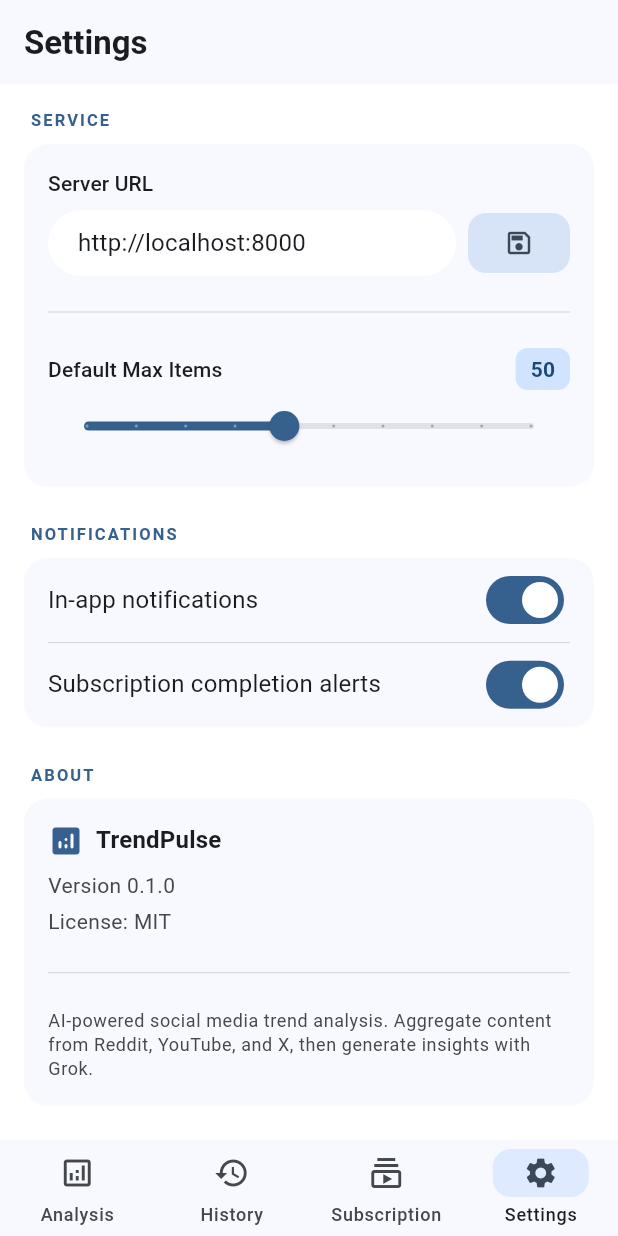
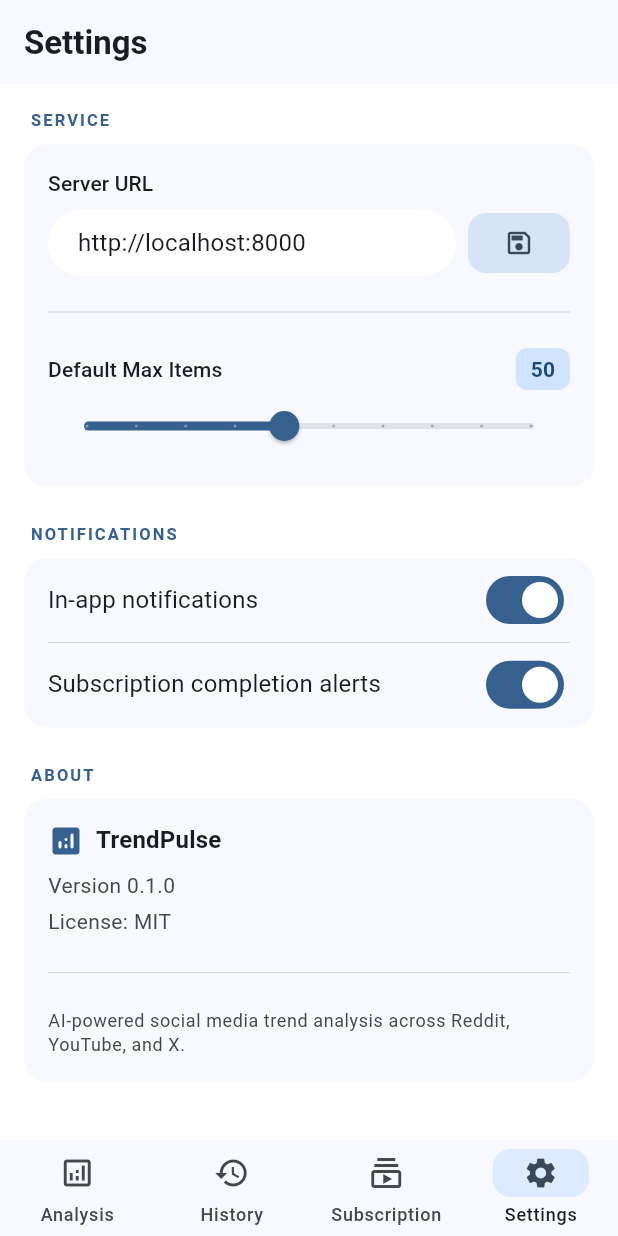
Before and after one commit to nil-byte/TrendPulseNew, a Flutter app: the screen it shows after launch, item 4 of the bottom bar chosen, scrolled down 324 dp, on a phone screen of 412 x 824 dp. Run offline on Flutter 3.47's test engine with Material 3 defaults, Android fonts, the phone set to English and light mode, and no system bars; our stand-ins replace dio, flutter_riverpod, go_router, shared_preferences, shimmer, timeago.

Commit message:
fix(app): localize settings about copy
Replace the remaining hardcoded about description in settings
with localized copy to keep language switching consistent.

```diff
--- a/app/lib/features/settings/presentation/pages/settings_page.dart
+++ b/app/lib/features/settings/presentation/pages/settings_page.dart
@@ -311,9 +311,7 @@ class _SettingsPageState extends ConsumerState<SettingsPage> {
                     ),
                     const Divider(height: AppSpacing.lg * 2),
                     Text(
-                      'AI-powered social media trend analysis. '
-                      'Aggregate content from Reddit, YouTube, and X, '
-                      'then generate insights with Grok.',
+                      l10n.settingsAboutDescription,
                       style: theme.textTheme.bodySmall?.copyWith(
                         color: colorScheme.onSurfaceVariant,
                       ),
--- a/app/lib/l10n/app_en.arb
+++ b/app/lib/l10n/app_en.arb
@@ -67,6 +67,7 @@
   "settingsAbout": "About",
   "settingsVersion": "Version",
   "settingsLicense": "License",
+  "settingsAboutDescription": "AI-powered social media trend analysis across Reddit, YouTube, and X.",
   "sources": "sources",
   "emptyAnalysis": "Enter a topic to start analysis",
   "errorGeneric": "Something went wrong",
--- a/app/lib/l10n/app_localizations.dart
+++ b/app/lib/l10n/app_localizations.dart
@@ -500,6 +500,12 @@ abstract class AppLocalizations {
   /// **'License'**
   String get settingsLicense;
 
+  /// No description provided for @settingsAboutDescription.
+  ///
+  /// In en, this message translates to:
+  /// **'AI-powered social media trend analysis across Reddit, YouTube, and X.'**
+  String get settingsAboutDescription;
+
   /// No description provided for @sources.
   ///
   /// In en, this message translates to:
--- a/app/lib/l10n/app_localizations_en.dart
+++ b/app/lib/l10n/app_localizations_en.dart
@@ -211,6 +211,10 @@ class AppLocalizationsEn extends AppLocalizations {
   String get settingsLicense => 'License';
 
   @override
+  String get settingsAboutDescription =>
+      'AI-powered social media trend analysis across Reddit, YouTube, and X.';
+
+  @override
   String get sources => 'sources';
 
   @override
--- a/app/lib/l10n/app_localizations_zh.dart
+++ b/app/lib/l10n/app_localizations_zh.dart
@@ -210,6 +210,10 @@ class AppLocalizationsZh extends AppLocalizations {
   String get settingsLicense => '许可协议';
 
   @override
+  String get settingsAboutDescription =>
+      '聚合 Reddit、YouTube 与 X 的内容，生成 AI 舆情分析结果。';
+
+  @override
   String get sources => '来源';
 
   @override
--- a/app/lib/l10n/app_zh.arb
+++ b/app/lib/l10n/app_zh.arb
@@ -67,6 +67,7 @@
   "settingsAbout": "关于",
   "settingsVersion": "版本",
   "settingsLicense": "许可协议",
+  "settingsAboutDescription": "聚合 Reddit、YouTube 与 X 的内容，生成 AI 舆情分析结果。",
   "sources": "来源",
   "emptyAnalysis": "输入主题开始分析",
   "errorGeneric": "出了点问题",
```
